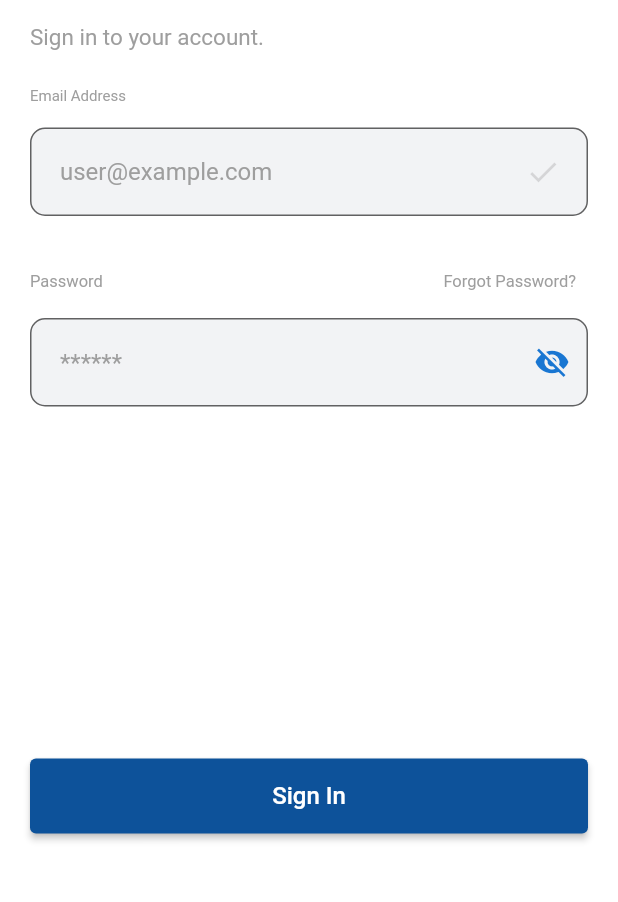
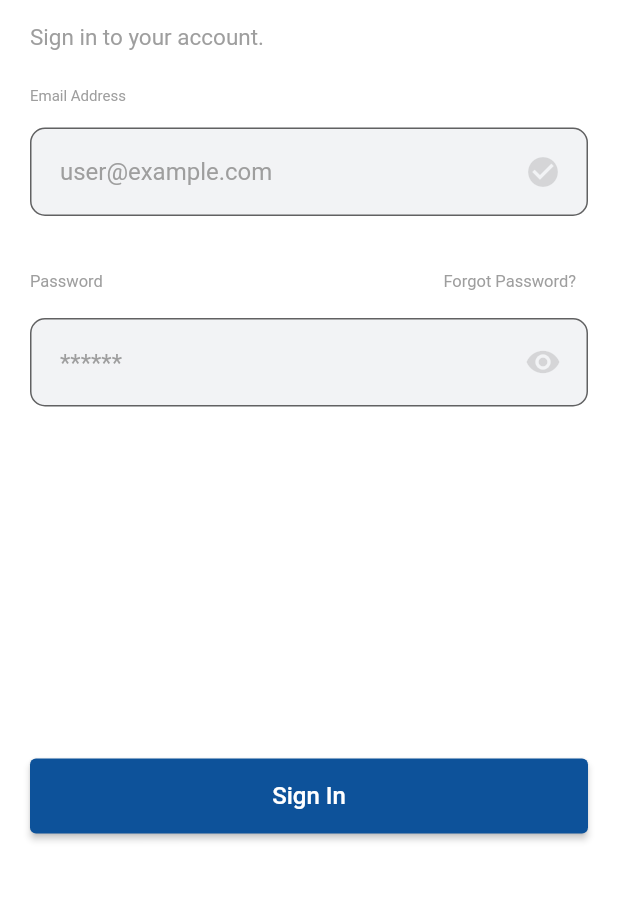
Before and after one commit to teerathk/Longo, a Flutter app: the screen it shows after launch, on a phone screen of 412 x 824 dp, the part 201-1103 px from its top. Run offline on Flutter 3.47's test engine with Material 2 defaults, Android fonts, the phone set to English and light mode, and no system bars; our stand-ins replace fluttertoast, image_picker, shared_preferences.

```diff
--- a/lib/pages/login.dart
+++ b/lib/pages/login.dart
@@ -18,7 +18,7 @@ class LoginPage extends StatefulWidget {
 
 class _LoginPageState extends State<LoginPage> {
   final Future<SharedPreferences> _prefs = SharedPreferences.getInstance();
-  final prefs = SharedPreferences.getInstance();
+  // final prefs = SharedPreferences.getInstance();
 
   bool _isLoading = false;
   final TextEditingController emailController = new TextEditingController();
@@ -66,6 +66,17 @@ class _LoginPageState extends State<LoginPage> {
   bool _passwordVisible = false;
   bool validemail = false;
 
+  bool emailClicked = false;
+  Future<bool> validatePass(String text) async {
+    setState(() {
+      if(!text.isEmpty){
+        emailClicked = true;
+      } else {
+        emailClicked = false;
+      }
+    });
+    return true;
+  }
   Future<bool> validateEmail(String text) async {
 
     setState(() {
@@ -102,7 +113,7 @@ class _LoginPageState extends State<LoginPage> {
   }
 
   signIn(String email, pass) async {
-    final SharedPreferences prefs = await _prefs;
+    SharedPreferences prefs = await SharedPreferences.getInstance();
     setState(() {
       _isLoading = true;
     });
@@ -247,8 +258,7 @@ class _LoginPageState extends State<LoginPage> {
                   labelText: "",
                   suffixIcon: Padding(
                     padding: EdgeInsetsDirectional.only(end: 12.0),
-                    child: Icon(Icons.check, color: validemail==true ? Colors.green : Colors.black12),
-
+                    child: Icon(Icons.check_circle, color: validemail==true ? Theme.of(context).primaryColorDark : Colors.black12),
 
                   ),
                 ),
@@ -293,7 +303,8 @@ class _LoginPageState extends State<LoginPage> {
               TextFormField(
                 controller: passwordController,
                 //autofocus: true,
-                obscureText: _passwordVisible,
+                obscureText: !_passwordVisible,
+                onChanged: (text){ validatePass(text); },
                 style: TextStyle(
                   color: Color(0xff0D529A),
                 ),
@@ -316,12 +327,14 @@ class _LoginPageState extends State<LoginPage> {
                   floatingLabelBehavior: FloatingLabelBehavior.always,
                   labelText: "",
                     suffixIcon: IconButton(
+                      padding: EdgeInsetsDirectional.only(end: 12.0),
                       icon: Icon(
                         // Based on passwordVisible state choose the icon
+
                         _passwordVisible
-                            ? Icons.visibility
-                            : Icons.visibility_off,
-                        color: Theme.of(context).primaryColorDark,
+                            ? Icons.visibility_off
+                            : Icons.visibility,
+                        color: emailClicked ==true ? Theme.of(context).primaryColorDark : Colors.black12,
                       ),
                       onPressed: () {
                         // Update the state i.e. toogle the state of passwordVisible variable
--- a/lib/pages/skirtingsite.dart
+++ b/lib/pages/skirtingsite.dart
@@ -7,6 +7,8 @@ import 'package:flutter/foundation.dart';
 import 'package:shared_preferences/shared_preferences.dart';
 
 class SkirtingSite extends StatefulWidget {
+  const SkirtingSite({Key? key}) : super(key: key);
+
   @override
   SkirtingSitePage createState() => SkirtingSitePage();
 }
@@ -32,12 +34,12 @@ class SkirtingSitePage extends State<SkirtingSite> {
         // _isLoading = false;
         FullName = "Hi " +
             (prefs.getString("Name").toString()) +
-            " \nEnter Homesite Address below";
+            " \nEnter Skirting Address below";
       });
     } else {
       setState(() {
         // _isLoading = false;
-        FullName = "Hi,\nEnter Homesite Address below";
+        FullName = "Hi,\nEnter Skirting Address below";
       });
     }
   }
```
Also changed, not shown: lib/pages/dashboard.dart (+52 -17 lines), lib/pages/homecomments.dart (+12 -1 lines), lib/pages/homesite.dart (+15 -3 lines), lib/pages/homesubmit.dart (+17 -4 lines).
